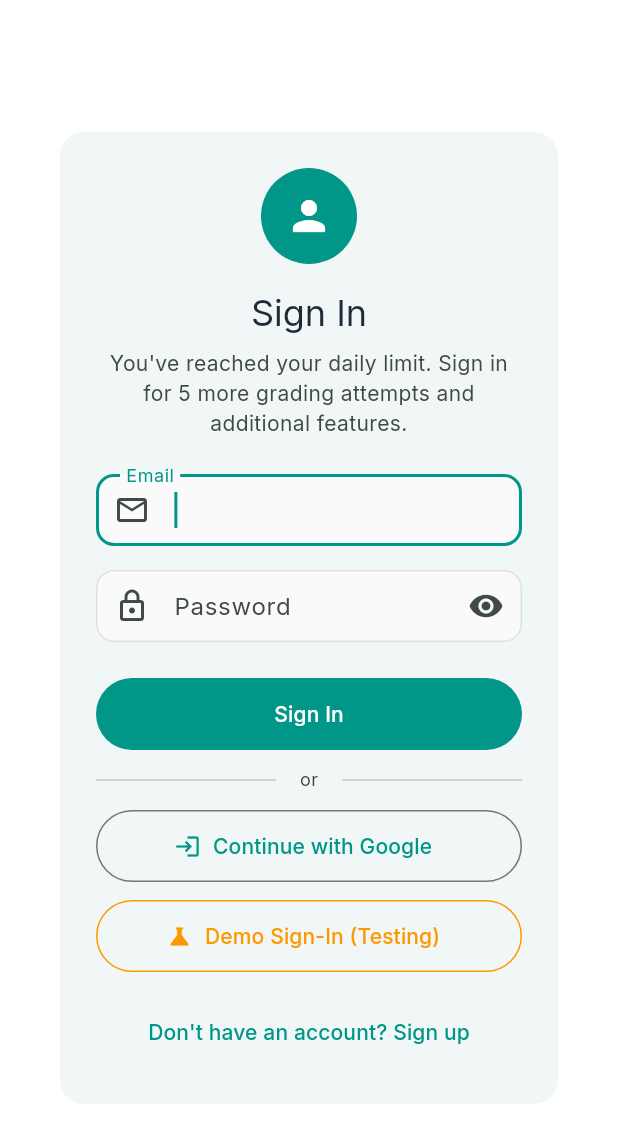
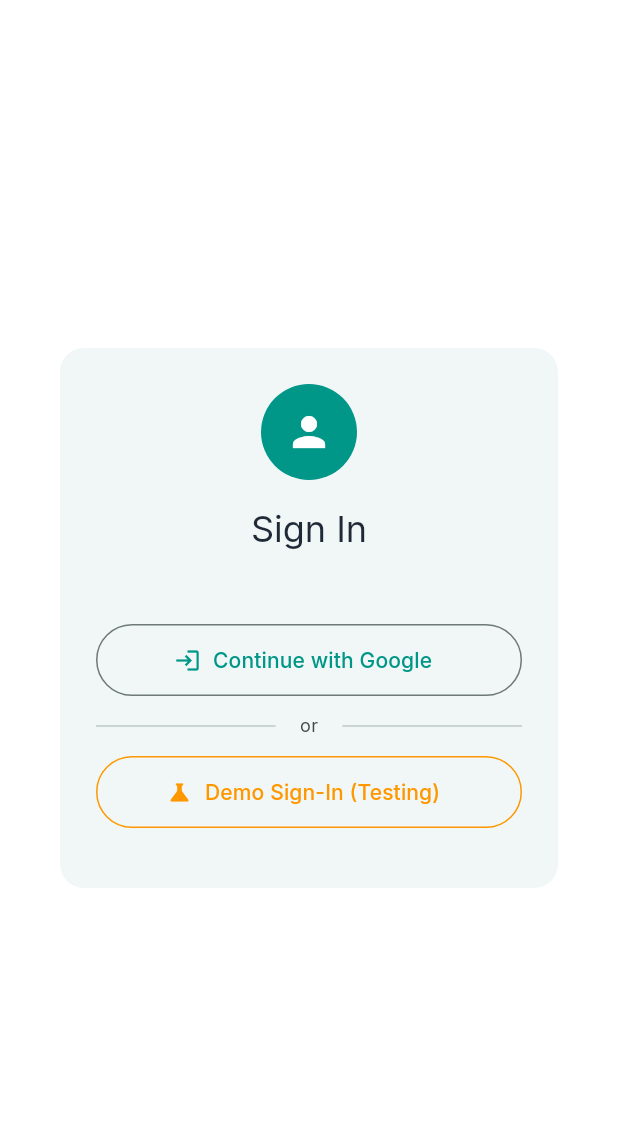
Before and after one commit to kiranraathod/grading_flashcard_app, a Flutter app: the AuthenticationModal widget shown alone on an empty page, opened directly, on a phone screen of 412 x 824 dp. Shown: the top 1143 px of the screen. Run offline on Flutter 3.47's test engine with Material 3 defaults, Android fonts, the phone set to English and light mode, and no system bars; drawn by our look-alikes of dynamic_color; our stand-ins replace circular_countdown_timer, connectivity_plus, dio, equatable, flutter_bloc, flutter_riverpod and 7 more; accounts and stored records are empty; generated files the repository leaves out were written again; network calls fail; statements that could not run were skipped.

```diff
--- a/client/lib/screens/flashcard_screen.dart
+++ b/client/lib/screens/flashcard_screen.dart
@@ -5,7 +5,6 @@ import '../models/answer.dart';
 import '../models/flashcard_set.dart';
 import '../models/simple_auth_state.dart';
 import '../services/api_service.dart';
-import '../services/speech_to_text_service.dart';
 import '../services/network_service.dart';
 import '../services/unified_action_middleware.dart';
 import '../widgets/flashcard_widget.dart';
@@ -44,7 +43,6 @@ class _FlashcardScreenState extends ConsumerState<FlashcardScreen> {
   bool _isSubmitting = false;
   bool _showAnswer = false;
   late ApiService _apiService;
-  late SpeechToTextService _speechToTextService;
 
   @override
   void initState() {
@@ -52,7 +50,6 @@ class _FlashcardScreenState extends ConsumerState<FlashcardScreen> {
     _currentIndex = widget.initialCardIndex;
     // Initialize services directly since we're using Riverpod now
     _apiService = ApiService();
-    _speechToTextService = SpeechToTextService();
   }
 
   void _nextCard() {
@@ -240,7 +237,6 @@ class _FlashcardScreenState extends ConsumerState<FlashcardScreen> {
             ),
           ),
           AnswerInputWidget(
-            speechService: _speechToTextService,
             onSubmit: (value) {
               _handleUserAnswer(value);
               _submitAnswer();
--- a/client/lib/screens/study_screen.dart
+++ b/client/lib/screens/study_screen.dart
@@ -16,7 +16,6 @@ import '../models/flashcard_set.dart';
 import '../models/simple_auth_state.dart';
 import '../services/api_service.dart';
 import '../services/flashcard_service.dart';
-import '../services/speech_to_text_service.dart';
 import '../services/unified_action_middleware.dart';
 import '../utils/theme_utils.dart';
 import '../utils/design_system.dart';
@@ -80,13 +79,11 @@ class StudyView extends StatefulWidget {
 
 class _StudyViewState extends State<StudyView> with WidgetsBindingObserver {
   late PageController _pageController;
-  final SpeechToTextService _speechService = SpeechToTextService();
 
   @override
   void initState() {
     super.initState();
     _pageController = PageController();
-    _speechService.initialize();
 
     // Add lifecycle observer to catch app pauses/resumes
     WidgetsBinding.instance.addObserver(this);
@@ -420,7 +417,6 @@ class _StudyViewState extends State<StudyView> with WidgetsBindingObserver {
                     ),
                   ),
                   AnswerInputWidget(
-                    speechService: _speechService,
                     onSubmit: (answer) async {
                       if (state.currentFlashcard != null) {
                         // 🔧 FIX: Capture context and messenger before async operations
--- a/client/lib/widgets/auth/authentication_modal.dart
+++ b/client/lib/widgets/auth/authentication_modal.dart
@@ -40,14 +40,6 @@ class _AuthenticationModalState extends ConsumerState<AuthenticationModal>
   late Animation<double> _scaleAnimation;
   late Animation<double> _opacityAnimation;
 
-  final _emailController = TextEditingController();
-  final _passwordController = TextEditingController();
-  final _emailFocus = FocusNode();
-  final _passwordFocus = FocusNode();
-
-  bool _isSignUp = false;
-  bool _passwordVisible = false;
-
   @override
   void initState() {
     super.initState();
@@ -72,11 +64,6 @@ class _AuthenticationModalState extends ConsumerState<AuthenticationModal>
     ).animate(_animationController);
 
     _animationController.forward();
-
-    // Focus first input after animation
-    WidgetsBinding.instance.addPostFrameCallback((_) {
-      _emailFocus.requestFocus();
-    });
   }
 
   @override
@@ -135,71 +122,16 @@ class _AuthenticationModalState extends ConsumerState<AuthenticationModal>
         ),
         const SizedBox(height: 16),
         Text(
-          _isSignUp ? 'Create Account' : 'Sign In',
+          'Sign In',
           style: Theme.of(context).textTheme.headlineSmall,
-        ),
-        const SizedBox(height: 8),
-        Text(
-          _isSignUp
-            ? 'Get unlimited flashcard grading actions'
-            : 'You\'ve reached your daily limit. Sign in for 5 more grading attempts and additional features.',
-          style: Theme.of(context).textTheme.bodyMedium?.copyWith(
-            color: colorScheme.onSurfaceVariant,
-          ),
-          textAlign: TextAlign.center,
         ),
       ],
     );
   }
 
   Widget _buildAuthForm(BuildContext context, ColorScheme colorScheme) {
-    return Column(
-      children: [
-        // Email field
-        TextField(
-          controller: _emailController,
-          focusNode: _emailFocus,
-          keyboardType: TextInputType.emailAddress,
-          textInputAction: TextInputAction.next,
-          onSubmitted: (_) => _passwordFocus.requestFocus(),
-          decoration: InputDecoration(
-            labelText: 'Email',
-            border: OutlineInputBorder(
-              borderRadius: BorderRadius.circular(8),
-            ),
-            prefixIcon: const Icon(Icons.email_outlined),
-          ),
-        ),
-        const SizedBox(height: 16),
-
-        // Password field
-        TextField(
-          controller: _passwordController,
-          focusNode: _passwordFocus,
-          obscureText: !_passwordVisible,
-          textInputAction: TextInputAction.done,
-          onSubmitted: (_) => _handleEmailAuth(),
-          decoration: InputDecoration(
-            labelText: 'Password',
-            border: OutlineInputBorder(
-              borderRadius: BorderRadius.circular(8),
-            ),
-            prefixIcon: const Icon(Icons.lock_outlined),
-            suffixIcon: IconButton(
-              icon: Icon(
-                _passwordVisible ? Icons.visibility_off : Icons.visibility,
-              ),
-              onPressed: () {
-                setState(() {
-                  _passwordVisible = !_passwordVisible;
-                });
-              },
-              tooltip: _passwordVisible ? 'Hide password' : 'Show password',
-            ),
-          ),
-        ),
-      ],
-    );
+    // Form fields removed - simplified authentication modal
+    return const SizedBox.shrink();
   }
 
   Widget _buildActionButtons(BuildContext context, ColorScheme colorScheme, AuthState authState) {
@@ -207,25 +139,21 @@ class _AuthenticationModalState extends ConsumerState<AuthenticationModal>
 
     return Column(
       children: [
-        // Primary action button (Email sign in/up)
+        // Google sign in button
+        if (AuthConfig.enableSocialLogin)
           SizedBox(
             width: double.infinity,
             height: 48,
-          child: FilledButton(
-            onPressed: isLoading ? null : _handleEmailAuth,
-            child: isLoading
-              ? const SizedBox(
-                  width: 20,
-                  height: 20,
-                  child: CircularProgressIndicator(strokeWidth: 2),
-                )
-              : Text(_isSignUp ? 'Create Account' : 'Sign In'),
+            child: OutlinedButton.icon(
+              onPressed: isLoading ? null : _handleGoogleSignIn,
+              icon: const Icon(Icons.login),
+              label: const Text('Continue with Google'),
             ),
           ),
 
+        // Divider with "or"
+        if (AuthConfig.enableSocialLogin && AuthConfig.enableDemoMode) ...[
           const SizedBox(height: 12),
-
-        // Divider with "or"
           Row(
             children: [
               const Expanded(child: Divider()),
@@ -241,19 +169,7 @@ class _AuthenticationModalState extends ConsumerState<AuthenticationModal>
               const Expanded(child: Divider()),
             ],
           ),
-
-        const SizedBox(height: 12),
-        // Google sign in button
-        if (AuthConfig.enableSocialLogin)
-          SizedBox(
-            width: double.infinity,
-            height: 48,
-            child: OutlinedButton.icon(
-              onPressed: isLoading ? null : _handleGoogleSignIn,
-              icon: const Icon(Icons.login),
-              label: const Text('Continue with Google'),
-            ),
-          ),
+        ],
 
         // Demo sign in button (for testing when auth is broken)
         if (AuthConfig.enableDemoMode) ...[
@@ -277,58 +193,10 @@ class _AuthenticationModalState extends ConsumerState<AuthenticationModal>
   }
 
   Widget _buildToggleMode(BuildContext context) {
-    return TextButton(
-      onPressed: () {
-        setState(() {
-          _isSignUp = !_isSignUp;
-        });
-      },
-      child: Text(
-        _isSignUp
-          ? 'Already have an account? Sign in'
-          : 'Don\'t have an account? Sign up',
-      ),
-    );
+    // Toggle mode removed - simplified authentication modal
+    return const SizedBox.shrink();
   }
 
-  Future<void> _handleEmailAuth() async {
-    final email = _emailController.text.trim();
-    final password = _passwordController.text;
-
-    if (email.isEmpty || password.isEmpty) {
-      _showSnackBar('Please fill in all fields');
-      return;
-    }
-
-    debugPrint('🔍 Email auth attempt: ${_isSignUp ? "signup" : "signin"} for $email');
-
-    // Use Riverpod notifier instead of Provider service
-    final authNotifier = ref.read(authNotifierProvider.notifier);
-
-    try {
-      if (_isSignUp) {
-        await authNotifier.signUpWithEmail(email, password);
-      } else {
-        await authNotifier.signInWithEmail(email, password);
-      }
-
-      final currentState = ref.read(authNotifierProvider);
-
-      if (currentState is AuthStateAuthenticated && mounted) {
-        Navigator.of(context).pop();
-        _showSnackBar('Welcome to FlashMaster!');
-        debugPrint('✅ Email auth successful - modal closed');
-      } else if (currentState is AuthStateError && mounted) {
-        _showSnackBar(currentState.message);
-        debugPrint('❌ Email auth failed: ${currentState.message}');
-      }
-    } catch (e) {
-      if (mounted) {
-        _showSnackBar('Authentication failed. Please try again.');
-        debugPrint('❌ Email auth exception: $e');
-      }
-    }
-  }
   Future<void> _handleDemoSignIn() async {
     debugPrint('🧪 Demo sign-in attempt started');
 
@@ -399,10 +267,6 @@ class _AuthenticationModalState extends ConsumerState<AuthenticationModal>
   @override
   void dispose() {
     _animationController.dispose();
-    _emailController.dispose();
-    _passwordController.dispose();
-    _emailFocus.dispose();
-    _passwordFocus.dispose();
     super.dispose();
   }
 }
```
Also changed, not shown: client/lib/widgets/answer_input_widget.dart (+33 -57 lines). Lines whose indentation alone changed are shown as unchanged.
